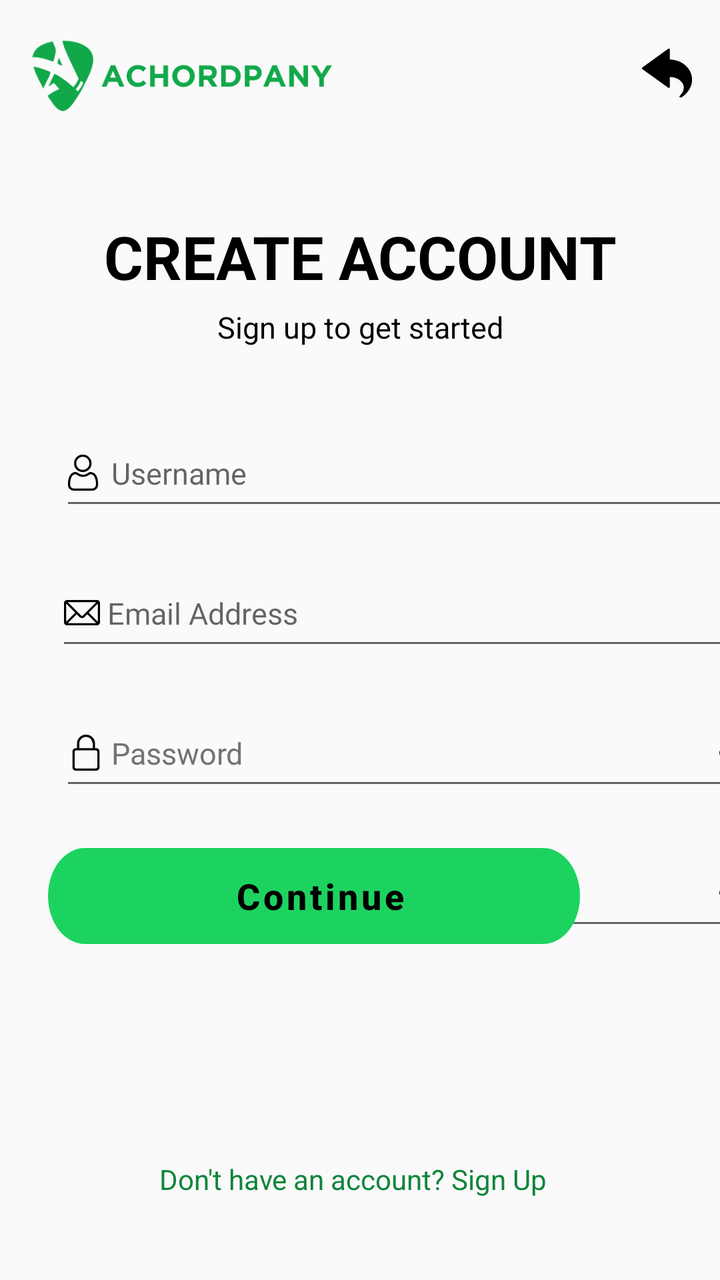
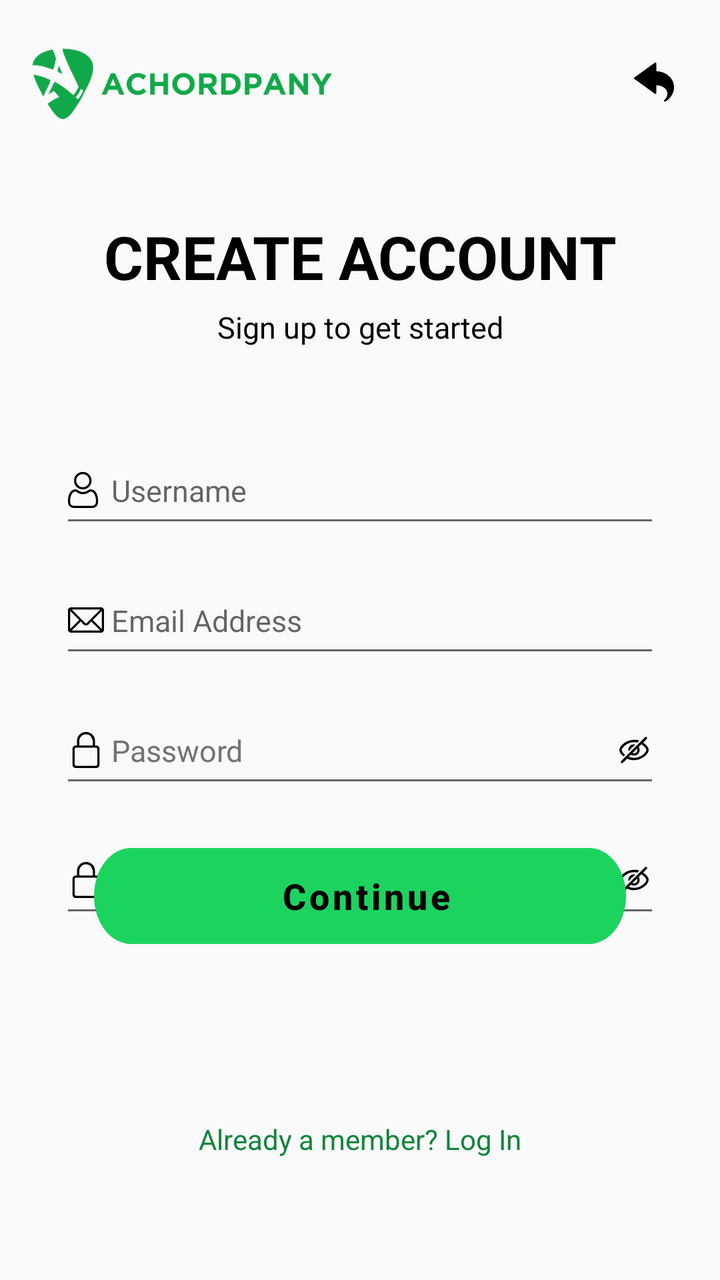

Screens rendered from an Android XML layout before and after an edit, with the pre-edit source and the edit as a unified diff.
<!-- AndroidManifest.xml: application theme Theme.Achordpany -->
<!-- res/layout/fragment_signup_step1.xml -->
<?xml version="1.0" encoding="utf-8"?>
<androidx.constraintlayout.widget.ConstraintLayout
    xmlns:android="http://schemas.android.com/apk/res/android"
    xmlns:app="http://schemas.android.com/apk/res-auto"
    xmlns:tools="http://schemas.android.com/tools"
    android:layout_width="match_parent"
    android:layout_height="match_parent"
    android:background="@color/background_light"
    tools:context="com.example.achordpany.MainActivity">

    
    <ImageView
        android:id="@+id/imageView"
        android:layout_width="25dp"
        android:layout_height="25dp"
        android:layout_marginTop="24dp"
        android:contentDescription="@string/image_description"
        app:layout_constraintTop_toTopOf="parent"
        app:layout_constraintStart_toStartOf="parent"
        app:layout_constraintEnd_toEndOf="parent"
        app:layout_constraintHorizontal_bias="0.958"
        app:srcCompat="@drawable/ic_return_black_24dp" />

    
    <ImageView
        android:id="@+id/logoImageView"
        android:layout_width="150dp"
        android:layout_height="70dp"
        android:layout_marginStart="16dp"
        android:layout_marginBottom="36dp"
        android:contentDescription="Logo"
        app:layout_constraintStart_toStartOf="parent"
        app:layout_constraintBottom_toTopOf="@+id/heading1"
        app:srcCompat="@drawable/logo_light"
        tools:ignore="HardcodedText" />

    
    <TextView
        android:id="@+id/heading1"
        android:layout_width="wrap_content"
        android:layout_height="wrap_content"
        android:layout_marginTop="108dp"
        android:text="CREATE ACCOUNT"
        android:textSize="30sp"
        android:textStyle="bold"
        android:textColor="@android:color/black"
        app:layout_constraintStart_toStartOf="parent"
        app:layout_constraintEnd_toEndOf="parent"
        app:layout_constraintTop_toTopOf="parent"
        tools:ignore="HardcodedText" />

    
    <TextView
        android:id="@+id/heading2"
        android:layout_width="wrap_content"
        android:layout_height="wrap_content"
        android:layout_marginTop="5dp"
        android:text="Sign up to get started"
        android:textSize="15sp"
        android:textColor="@android:color/black"
        app:layout_constraintStart_toStartOf="parent"
        app:layout_constraintEnd_toEndOf="parent"
        app:layout_constraintTop_toBottomOf="@id/heading1"
        tools:ignore="HardcodedText"
        tools:layout_editor_absoluteY="220dp" />

    
    <EditText
        android:layout_width="350dp"
        android:layout_height="50dp"
        android:layout_marginStart="30dp"
        android:layout_marginTop="210dp"
        android:hint=" Username"
        android:inputType="text"
        android:textSize="15sp"
        android:textColor="#737373"
        android:importantForAutofill="no"
        android:drawableStart="@drawable/ic_user_black"
        app:layout_constraintStart_toStartOf="parent"
        app:layout_constraintTop_toTopOf="parent"
        tools:ignore="HardcodedText" />

    
    <EditText
        android:layout_width="350dp"
        android:layout_height="50dp"
        android:layout_marginStart="28dp"
        android:layout_marginTop="280dp"
        android:hint=" Email Address"
        android:inputType="textEmailAddress"
        android:textSize="15sp"
        android:textColor="#737373"
        android:importantForAutofill="no"
        android:drawableStart="@drawable/ic_email_black"
        app:layout_constraintStart_toStartOf="parent"
        app:layout_constraintTop_toTopOf="parent"
        tools:ignore="HardcodedText" />

    
    <EditText
        android:layout_width="350dp"
        android:layout_height="50dp"
        android:layout_marginStart="30dp"
        android:layout_marginTop="350dp"
        android:inputType="textVisiblePassword"
        android:text=" Password"
        android:textSize="15sp"
        android:textColor="#737373"
        android:importantForAutofill="no"
        android:drawableStart="@drawable/ic_lock_black"
        android:drawableEnd="@drawable/ic_eyehide_black"
        app:layout_constraintStart_toStartOf="parent"
        app:layout_constraintTop_toTopOf="parent"
        tools:ignore="HardcodedText" />

    
    <EditText
        android:layout_width="350dp"
        android:layout_height="50dp"
        android:layout_marginStart="30dp"
        android:layout_marginTop="420dp"
        android:inputType="textVisiblePassword"
        android:text=" Confirm Password"
        android:textSize="15sp"
        android:textColor="#737373"
        android:importantForAutofill="no"
        android:drawableStart="@drawable/ic_lock_black"
        android:drawableEnd="@drawable/ic_eyehide_black"
        app:layout_constraintStart_toStartOf="parent"
        app:layout_constraintTop_toTopOf="parent"
        tools:ignore="HardcodedText" />

    
    <Button
        android:id="@+id/buttonLogin"
        style="@style/RoundedButtonStyle"
        android:layout_marginStart="70dp"
        android:layout_marginEnd="70dp"
        android:layout_marginBottom="168dp"
        android:text=" Continue"
        android:textSize="18sp"
        android:textStyle="bold"
        android:textAllCaps="false"
        android:textColor="@color/black"
        app:layout_constraintBottom_toBottomOf="parent"
        app:layout_constraintEnd_toEndOf="parent"
        tools:ignore="HardcodedText" />

    
    <TextView
        android:id="@+id/textNoAccount"
        android:layout_width="200dp"
        android:layout_height="wrap_content"
        android:layout_marginTop="108dp"
        android:text="Don't have an account? Sign Up"
        android:textSize="14sp"
        android:textColor="#FF11843C"
        android:importantForAccessibility="yes"
        app:layout_constraintStart_toStartOf="parent"
        app:layout_constraintEnd_toEndOf="parent"
        app:layout_constraintTop_toBottomOf="@+id/buttonLogin"
        app:layout_constraintHorizontal_bias="0.497"
        tools:ignore="HardcodedText,ContentDescription,LabelFor,TextSizeCheck" />

</androidx.constraintlayout.widget.ConstraintLayout>
<!-- resources referenced by this layout -->
<resources>
  <color name="background_light">#FFFAFAFA</color>
  <color name="black">#FF000000</color>
  <!-- drawable ic_email_black: vector/xml drawable (drawable, 8587 chars, omitted) -->
  <!-- drawable ic_eyehide_black: vector/xml drawable (drawable, 6721 chars, omitted) -->
  <!-- drawable ic_lock_black: vector/xml drawable (drawable, 6104 chars, omitted) -->
  <!-- drawable ic_return_black_24dp: vector/xml drawable (drawable, 4053 chars, omitted) -->
  <!-- drawable ic_user_black: vector/xml drawable (drawable, 4708 chars, omitted) -->
  <!-- drawable logo_light: png bitmap (drawable, 13407 bytes) -->
  <string name="image_description">Return</string>
  <style name="RoundedButtonStyle">
          <item name="android:background">@drawable/btn_login_light</item>
          <item name="android:textColor">#FFFFFF</item> 
          <item name="android:textSize">16sp</item> 
          <item name="android:layout_width">wrap_content</item>
          <item name="android:layout_height">wrap_content</item>
      </style>
  <style name="Theme.Achordpany" parent="Theme.MaterialComponents.DayNight.NoActionBar">
          
          <item name="android:windowBackground">@color/background_light</item>
          
          <item name="colorPrimary">@color/light_green</item>
          <item name="colorPrimaryVariant">@color/light_green_700</item>
          <item name="colorOnPrimary">@color/text_dark</item>
          
          <item name="colorSecondary">@color/dark_green_200</item>
          <item name="colorSecondaryVariant">@color/dark_green_700</item>
          <item name="colorOnSecondary">@color/text_dark</item>
          
          <item name="android:statusBarColor">?attr/colorPrimaryVariant</item>
          
          <item name="bottomNavigationStyle">@style/Widget.BottomNavigationView</item>
  
      </style>
  <!-- drawable btn_login_light (drawable) -->
  <vector xmlns:android="http://schemas.android.com/apk/res/android"
      android:width="266dp"
      android:height="37dp"
      android:viewportWidth="266"
      android:viewportHeight="37">
    <path
        android:pathData="M18.5,0L247.5,0A18.5,18.5 0,0 1,266 18.5L266,18.5A18.5,18.5 0,0 1,247.5 37L18.5,37A18.5,18.5 0,0 1,0 18.5L0,18.5A18.5,18.5 0,0 1,18.5 0z"
        android:fillColor="#00DB4D"/>
  </vector>
  <color name="light_green">#FF1DD360</color>
  <color name="light_green_700">#FF11843C</color>
  <color name="text_dark">#FF121212</color>
  <color name="dark_green_200">#FFAEFFCB</color>
  <color name="dark_green_700">#FF009635</color>
  <style name="Widget.BottomNavigationView" parent="Widget.MaterialComponents.BottomNavigationView">
          <item name="itemIconTint">@color/bottom_nav_color</item>
          <item name="itemTextColor">@color/bottom_nav_color</item>
      </style>
</resources>

<!-- the commit's change to res/layout/fragment_signup_step1.xml (unified diff, before → after) -->
@@ -9,30 +9,41 @@
     tools:context="com.example.achordpany.MainActivity">
 
     
-    <ImageView
-        android:id="@+id/imageView"
-        android:layout_width="25dp"
-        android:layout_height="25dp"
-        android:layout_marginTop="24dp"
-        android:contentDescription="@string/image_description"
-        app:layout_constraintTop_toTopOf="parent"
-        app:layout_constraintStart_toStartOf="parent"
-        app:layout_constraintEnd_toEndOf="parent"
-        app:layout_constraintHorizontal_bias="0.958"
-        app:srcCompat="@drawable/ic_return_black_24dp" />
+    <RelativeLayout
+        android:id="@+id/headerLayout"
+        android:layout_width="match_parent"
+        android:layout_height="wrap_content"
+        android:padding="6dp"
+        app:layout_constraintTop_toTopOf="parent">
+
+        
+        <ImageView
+            android:id="@+id/logoImageView"
+            android:layout_width="150dp"
+            android:layout_height="70dp"
+            android:layout_marginStart="10dp"
+            android:contentDescription="Logo"
+            android:src="@drawable/logo_light"
+            tools:ignore="HardcodedText" />
+
+        
+        <ImageButton
+            android:id="@+id/btnBack"
+            android:layout_width="36dp"
+            android:layout_height="36dp"
+            android:layout_marginEnd="9dp"
+            android:layout_alignParentEnd="true"
+            android:layout_centerVertical="true"
+            android:background="?attr/selectableItemBackgroundBorderless"
+            android:contentDescription="@string/back"
+            android:scaleType="centerInside"
+            android:padding="8dp"
+            android:src="@drawable/ic_return_black_36dp"/>
+    </RelativeLayout>
 
     
-    <ImageView
-        android:id="@+id/logoImageView"
-        android:layout_width="150dp"
-        android:layout_height="70dp"
-        android:layout_marginStart="16dp"
-        android:layout_marginBottom="36dp"
-        android:contentDescription="Logo"
-        app:layout_constraintStart_toStartOf="parent"
-        app:layout_constraintBottom_toTopOf="@+id/heading1"
-        app:srcCompat="@drawable/logo_light"
-        tools:ignore="HardcodedText" />
+
+    
 
     
     <TextView
@@ -66,73 +77,77 @@
 
     
     <EditText
-        android:layout_width="350dp"
+        android:id="@+id/usernameText"
+        android:layout_width="300dp"
         android:layout_height="50dp"
-        android:layout_marginStart="30dp"
-        android:layout_marginTop="210dp"
+        android:layout_marginTop="45dp"
+        android:drawableStart="@drawable/ic_user_black"
         android:hint=" Username"
+        android:importantForAutofill="no"
         android:inputType="text"
+        android:textColor="#737373"
         android:textSize="15sp"
-        android:textColor="#737373"
-        android:importantForAutofill="no"
-        android:drawableStart="@drawable/ic_user_black"
+        app:layout_constraintEnd_toEndOf="parent"
         app:layout_constraintStart_toStartOf="parent"
-        app:layout_constraintTop_toTopOf="parent"
+        app:layout_constraintTop_toBottomOf="@id/heading2"
         tools:ignore="HardcodedText" />
 
     
     <EditText
-        android:layout_width="350dp"
+        android:id="@+id/emailAddressText"
+        android:layout_width="300dp"
         android:layout_height="50dp"
-        android:layout_marginStart="28dp"
-        android:layout_marginTop="280dp"
+        android:layout_marginTop="15dp"
+        android:drawableStart="@drawable/ic_email_black"
         android:hint=" Email Address"
+        android:importantForAutofill="no"
         android:inputType="textEmailAddress"
+        android:textColor="#737373"
         android:textSize="15sp"
-        android:textColor="#737373"
-        android:importantForAutofill="no"
-        android:drawableStart="@drawable/ic_email_black"
+        app:layout_constraintEnd_toEndOf="parent"
         app:layout_constraintStart_toStartOf="parent"
-        app:layout_constraintTop_toTopOf="parent"
+        app:layout_constraintTop_toBottomOf="@id/usernameText"
         tools:ignore="HardcodedText" />
 
     
     <EditText
-        android:layout_width="350dp"
+        android:id="@+id/passwordText"
+        android:layout_width="300dp"
         android:layout_height="50dp"
-        android:layout_marginStart="30dp"
-        android:layout_marginTop="350dp"
+        android:layout_marginTop="15dp"
+        android:drawableStart="@drawable/ic_lock_black"
+        android:drawableEnd="@drawable/ic_eyehide_black"
+        android:importantForAutofill="no"
         android:inputType="textVisiblePassword"
         android:text=" Password"
+        android:textColor="#737373"
         android:textSize="15sp"
-        android:textColor="#737373"
-        android:importantForAutofill="no"
-        android:drawableStart="@drawable/ic_lock_black"
-        android:drawableEnd="@drawable/ic_eyehide_black"
+        app:layout_constraintEnd_toEndOf="parent"
         app:layout_constraintStart_toStartOf="parent"
-        app:layout_constraintTop_toTopOf="parent"
+        app:layout_constraintTop_toBottomOf="@id/emailAddressText"
         tools:ignore="HardcodedText" />
 
     
     <EditText
-        android:layout_width="350dp"
+        android:id="@+id/confirmPasswordText"
+        android:layout_width="300dp"
         android:layout_height="50dp"
-        android:layout_marginStart="30dp"
-        android:layout_marginTop="420dp"
+        android:layout_marginTop="15dp"
+        android:drawableStart="@drawable/ic_lock_black"
+        android:drawableEnd="@drawable/ic_eyehide_black"
+        android:importantForAutofill="no"
         android:inputType="textVisiblePassword"
         android:text=" Confirm Password"
+        android:textColor="#737373"
         android:textSize="15sp"
-        android:textColor="#737373"
-        android:importantForAutofill="no"
-        android:drawableStart="@drawable/ic_lock_black"
-        android:drawableEnd="@drawable/ic_eyehide_black"
+        app:layout_constraintEnd_toEndOf="parent"
         app:layout_constraintStart_toStartOf="parent"
-        app:layout_constraintTop_toTopOf="parent"
+        app:layout_constraintTop_toBottomOf="@id/passwordText"
         tools:ignore="HardcodedText" />
 
     
     <Button
-        android:id="@+id/buttonLogin"
+        android:id="@+id/btnContinue"
         style="@style/RoundedButtonStyle"
         android:layout_marginStart="70dp"
         android:layout_marginEnd="70dp"
@@ -143,23 +158,25 @@
         android:textAllCaps="false"
         android:textColor="@color/black"
         app:layout_constraintBottom_toBottomOf="parent"
+        app:layout_constraintStart_toStartOf="parent"
         app:layout_constraintEnd_toEndOf="parent"
         tools:ignore="HardcodedText" />
 
     
     <TextView
-        android:id="@+id/textNoAccount"
-        android:layout_width="200dp"
+        android:id="@+id/textHaveAccount"
+        android:layout_width="wrap_content"
         android:layout_height="wrap_content"
-        android:layout_marginTop="108dp"
-        android:text="Don't have an account? Sign Up"
+        android:layout_marginTop="88dp"
+        android:clickable="true"
+        android:focusable="true"
+        android:importantForAccessibility="yes"
+        android:text="Already a member? Log In"
+        android:textColor="#FF11843C"
         android:textSize="14sp"
-        android:textColor="#FF11843C"
-        android:importantForAccessibility="yes"
         app:layout_constraintStart_toStartOf="parent"
         app:layout_constraintEnd_toEndOf="parent"
-        app:layout_constraintTop_toBottomOf="@+id/buttonLogin"
-        app:layout_constraintHorizontal_bias="0.497"
+        app:layout_constraintTop_toBottomOf="@id/btnContinue"
         tools:ignore="HardcodedText,ContentDescription,LabelFor,TextSizeCheck" />
 
 </androidx.constraintlayout.widget.ConstraintLayout>
<!-- resource entries referenced after the edit -->
@@ -5,10 +5,10 @@
   <!-- drawable ic_email_black: vector/xml drawable (drawable, 8587 chars, omitted) -->
   <!-- drawable ic_eyehide_black: vector/xml drawable (drawable, 6721 chars, omitted) -->
   <!-- drawable ic_lock_black: vector/xml drawable (drawable, 6104 chars, omitted) -->
-  <!-- drawable ic_return_black_24dp: vector/xml drawable (drawable, 4053 chars, omitted) -->
+  <!-- drawable ic_return_black_36dp: vector/xml drawable (drawable, 4055 chars, omitted) -->
   <!-- drawable ic_user_black: vector/xml drawable (drawable, 4708 chars, omitted) -->
   <!-- drawable logo_light: png bitmap (drawable, 13407 bytes) -->
-  <string name="image_description">Return</string>
+  <string name="back">Back</string>
   <style name="RoundedButtonStyle">
           <item name="android:background">@drawable/btn_login_light</item>
           <item name="android:textColor">#FFFFFF</item> 
